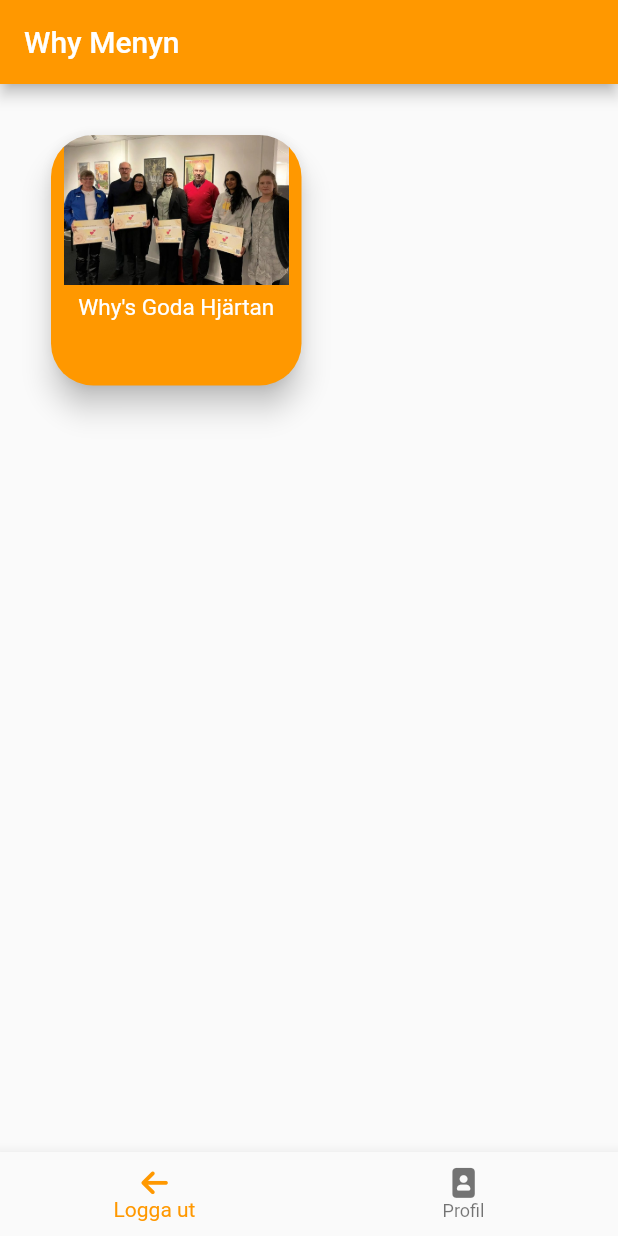
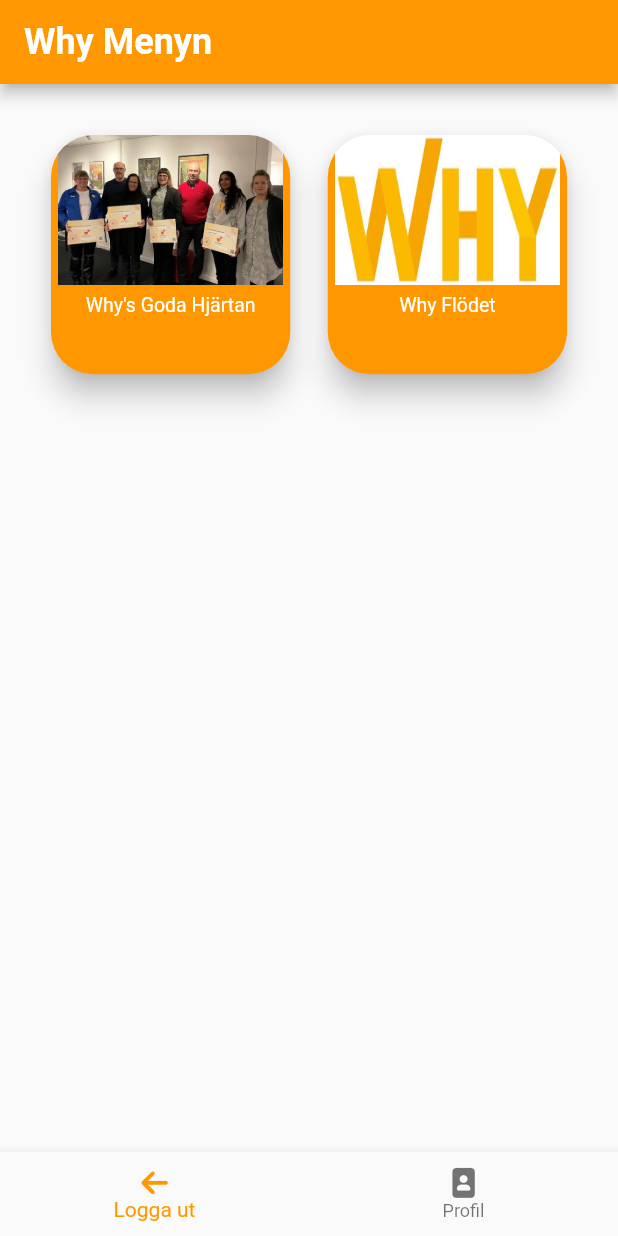
Before and after one commit to wiso1902/WhyAppen, a Flutter app: the screen it shows once a user with an empty profile is signed in, on a phone screen of 412 x 824 dp. Run offline on Flutter 3.47's test engine with Material 2 defaults, Android fonts, the phone set to English and light mode, and no system bars; our stand-ins replace cloud_firestore, firebase_auth, firebase_core, firebase_database, firebase_storage, flutter_staggered_animations and 4 more; accounts and stored records are empty.

Commit message:
lite ui änsringar

```diff
--- a/lib/home_page/home_page.dart
+++ b/lib/home_page/home_page.dart
@@ -1,27 +1,31 @@
+
 import 'package:flutter/material.dart';
+import 'package:fluttertoast/fluttertoast.dart';
 import 'package:why_appen/whys_goda_hjartan/goda_hjartan_page.dart';
 import 'package:why_appen/widgets/bottom_nav.dart';
 
 class HomePage extends StatelessWidget {
-  const HomePage({Key? key}) : super(key: key);
+   HomePage({Key? key}) : super(key: key);
+
 
   @override
   Widget build(BuildContext context) {
     return Scaffold(
       appBar: AppBar(
-        title: Text("Why Menyn", style: TextStyle(color: Colors.white),),
+        title: Text("Why Menyn", style: TextStyle(fontSize: 24 ,color: Colors.white, fontWeight: FontWeight.bold),),
       ),
       body: SafeArea(
         child: GridView.count(
           primary: false,
           padding: const EdgeInsets.all(34),
-          crossAxisSpacing: 10,
-          mainAxisSpacing: 10,
+          crossAxisSpacing: 25,
+          mainAxisSpacing: 25,
           crossAxisCount: 2,
           children:[
             Container(
               child: Hero(
                 tag: 'godaHjartan',
+
                 child: Material(
                   borderRadius: BorderRadius.circular(28),
                   clipBehavior: Clip.antiAliasWithSaveLayer,
@@ -44,7 +48,42 @@ class HomePage extends StatelessWidget {
                         ),
                         Text(
                           "Why's Goda Hjärtan",
-                          style: TextStyle(fontSize: 15, color: Colors.white),
+                          style: TextStyle(fontSize: 13, color: Colors.white),
+                        ),
+                      ],
+                    ),
+                  ),
+                ),
+              ),
+            ),
+            Container(
+              child: Hero(
+                tag: 'whyFoldet',
+
+                child: Material(
+                  borderRadius: BorderRadius.circular(28),
+                  clipBehavior: Clip.antiAliasWithSaveLayer,
+                  elevation: 8,
+                  color: Colors.orange,
+                  child: InkWell(
+                    splashColor: Colors.orange,
+                    onTap: () {
+                      Fluttertoast.showToast(msg: 'Kommer Snart');
+                    },
+                    child: Column(
+                      children: [
+                        Ink.image(
+                          width: 150,
+                          height: 100,
+                          fit: BoxFit.fill,
+                          image: AssetImage('assets/images/why-loggan.jpg'),
+                        ),
+                        SizedBox(
+                            height: 6
+                        ),
+                        Text(
+                          "Why Flödet",
+                          style: TextStyle(fontSize: 13, color: Colors.white),
                         ),
                       ],
                     ),
--- a/lib/main.dart
+++ b/lib/main.dart
@@ -48,35 +48,16 @@ class MyApp extends StatelessWidget {
 class AuthenticationWrapper extends StatelessWidget {
   AuthenticationWrapper({Key? key}) : super(key: key);
 
-  bool docExists = false;
 
-  fetchUserDoc() async {
-    String userID;
-    User getUser = FirebaseAuth.instance.currentUser!;
-    userID = getUser.uid;
-
-    DocumentSnapshot ds = await FirebaseFirestore.instance.collection('users').doc(userID).get();
-
-    if (ds.exists) {
-      docExists = true;
-    } else {
-      docExists = false;
-    }
-
-  }
 
 
   @override
   Widget build(BuildContext context) {
     final firebaseUser = context.watch<User?>();
-    fetchUserDoc();
 
     if (firebaseUser != null) {
 
-        if(docExists = false) {
-          Navigator.of(context).push(MaterialPageRoute(builder: (context) => EditProfilePage()));
-        }
-        return const HomePage();
+      return HomePage();
 
     }
       return SignInPage();
```
Also changed, not shown: lib/addData_page/add_data.dart (+17 -7 lines), lib/whys_goda_hjartan/goda_hjartan_page.dart (+48 -3 lines), assets/images/why-loggan.jpg (added).
